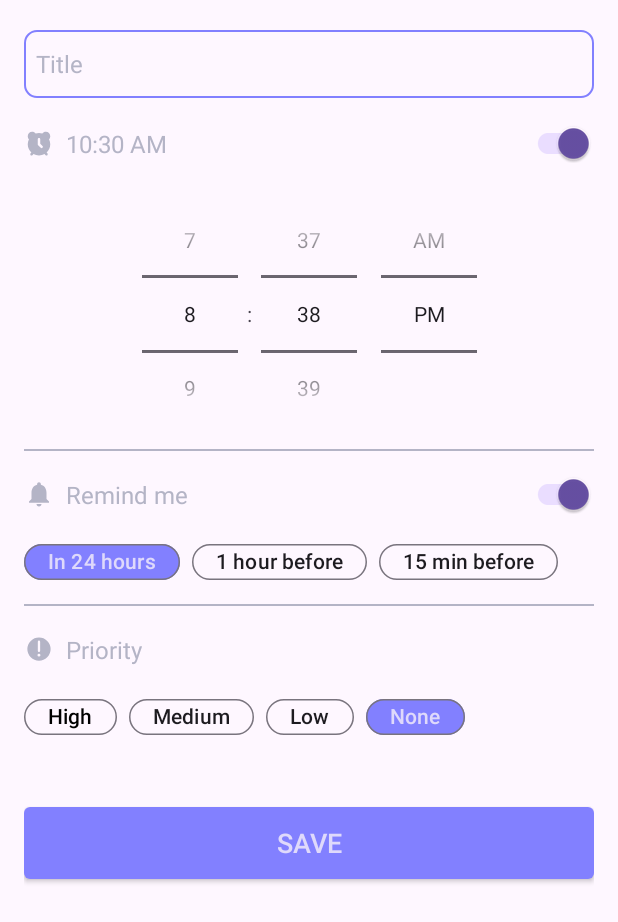
After one commit to Mohamed02Emad/clean_arch_todo, an Android app: the layout bottom_sheet_add_todo.xml on its own in the app's theme, with its tools: preview values and no code run, on a phone screen of 412 x 824 dp. The commit adds this screen. Shown: the top 922 px of the screen. Run offline under Robolectric (Android 15) with nearby library versions, the light colour scheme and no system bars.

Commit message:
create bottom sheet ui

```diff
--- a/app/src/main/java/com/motodo/todo/presentation/fragmentHome/HomeFragment.kt
+++ b/app/src/main/java/com/motodo/todo/presentation/fragmentHome/HomeFragment.kt
@@ -1,13 +1,16 @@
 package com.motodo.todo.presentation.fragmentHome
 
+import android.content.DialogInterface
 import android.os.Bundle
-import androidx.fragment.app.Fragment
 import android.view.LayoutInflater
 import android.view.View
 import android.view.ViewGroup
-import android.widget.Toast
+import androidx.core.view.isGone
+import androidx.fragment.app.Fragment
 import androidx.fragment.app.viewModels
+import com.google.android.material.bottomsheet.BottomSheetDialog
 import com.michalsvec.singlerowcalendar.calendar.CalendarChangesObserver
+import com.motodo.todo.R
 import com.motodo.todo.databinding.FragmentHomeBinding
 import com.motodo.todo.presentation.recyclerViews.TodosAdapter
 import java.util.Date
@@ -36,8 +39,20 @@ class HomeFragment : Fragment() {
 
     private fun setOnClickListeners() {
         binding.btnAddNewTodo.setOnClickListener {
-            Toast.makeText(requireContext(), "Add new task", Toast.LENGTH_SHORT).show()
+            openBottomSheet()
         }
+    }
+
+    private fun openBottomSheet() {
+        viewModel.triggerBottomSheetState()
+        val dialog = BottomSheetDialog(requireContext())
+        dialog.setContentView(R.layout.bottom_sheet_add_todo)
+        dialog.setOnDismissListener(object : DialogInterface.OnDismissListener {
+            override fun onDismiss(dialog: DialogInterface?) {
+               viewModel.triggerBottomSheetState()
+            }
+        })
+        dialog.show()
     }
 
     private fun setupRecyclerView() {
@@ -47,9 +62,13 @@ class HomeFragment : Fragment() {
     }
 
     private fun setObservers() {
-     viewModel.todos.observe(viewLifecycleOwner){newList ->
-         myAdapter.differ.submitList(newList)
+        viewModel.todos.observe(viewLifecycleOwner) { newList ->
+            myAdapter.differ.submitList(newList)
      }
+
+        viewModel.isBottomSheetOpened.observe(viewLifecycleOwner) {state->
+            binding.semiBlackWall.isGone = !state
+        }
     }
 
     val myCalendarChangesObserver = object : CalendarChangesObserver {
@@ -73,5 +92,4 @@ class HomeFragment : Fragment() {
         }
     }
 
-
 }
--- a/app/src/main/java/com/motodo/todo/presentation/fragmentHome/HomeFragmentViewModel.kt
+++ b/app/src/main/java/com/motodo/todo/presentation/fragmentHome/HomeFragmentViewModel.kt
@@ -23,11 +23,18 @@ class HomeFragmentViewModel : ViewModel() {
     private val _todos  = MutableLiveData<List<ToDo>?>()
     val todos  : LiveData<List<ToDo>?> = _todos
 
+    private val _isBottomSheetOpened  = MutableLiveData<Boolean>(false)
+    val isBottomSheetOpened  : LiveData<Boolean> = _isBottomSheetOpened
+
     private val _currentDate  = MutableLiveData<Date?>(null)
     val currentDate  : LiveData<Date?> = _currentDate
     fun dayChanged(date: Date) {
         setCurrentDate(date)
        // Log.d(TAG, "dayChanged: " + DateUtils.getDay1LetterName(date))
+    }
+
+    fun triggerBottomSheetState() {
+        _isBottomSheetOpened.value = !_isBottomSheetOpened.value!!
     }
 
     fun isNewDate(date: Date): Boolean  = currentDate.value == null || date != currentDate.value
--- /dev/null
+++ b/app/src/main/res/drawable/ic_alarm.xml
@@ -0,0 +1,12 @@
+<vector xmlns:android="http://schemas.android.com/apk/res/android"
+    android:width="800dp"
+    android:height="800dp"
+    android:viewportWidth="24"
+    android:viewportHeight="24">
+  <path
+      android:pathData="M17.5,3C19.433,3 21,4.567 21,6.5C21,7.441 20.629,8.294 20.026,8.923C20.649,10.147 21,11.532 21,13C21,15.634 19.868,18.004 18.064,19.65L18.707,20.293C19.098,20.683 19.098,21.317 18.707,21.707C18.317,22.098 17.683,22.098 17.293,21.707L16.425,20.839C15.118,21.578 13.608,22 12,22C10.392,22 8.882,21.578 7.575,20.839L6.707,21.707C6.317,22.098 5.683,22.098 5.293,21.707C4.902,21.317 4.902,20.683 5.293,20.293L5.936,19.65C4.132,18.004 3,15.634 3,13C3,11.532 3.351,10.147 3.974,8.923C3.372,8.295 3,7.441 3,6.5C3,4.567 4.567,3 6.5,3C7.651,3 8.67,3.555 9.307,4.41C10.158,4.143 11.062,4 12,4C12.938,4 13.842,4.143 14.693,4.41C15.33,3.555 16.35,3 17.5,3ZM12,8C11.487,8 11.065,8.386 11.007,8.883L11,9L11,12.986C10.997,13.203 11.064,13.421 11.202,13.603L11.293,13.707L13.398,15.813C13.789,16.203 14.422,16.203 14.813,15.813C15.173,15.452 15.201,14.885 14.896,14.493L14.813,14.398L13,12.586L13,9C13,8.448 12.552,8 12,8Z"
+      android:strokeWidth="1"
+      android:fillColor="@color/primary_grey"
+      android:fillType="nonZero"
+      android:strokeColor="#00000000"/>
+</vector>
--- /dev/null
+++ b/app/src/main/res/drawable/ic_exclamation_mark.xml
@@ -0,0 +1,9 @@
+<vector xmlns:android="http://schemas.android.com/apk/res/android"
+    android:width="800dp"
+    android:height="800dp"
+    android:viewportWidth="20.4"
+    android:viewportHeight="20.4">
+  <path
+      android:pathData="M18.106,10.283a7.917,7.917 0,1 1,-7.917 -7.917,7.916 7.916,0 0,1 7.917,7.917zM11.18,14.367a1.003,1.003 0,1 0,-1.004 1.003,1.003 1.003,0 0,0 1.004,-1.003zM9.397,11.53a0.792,0.792 0,0 0,1.583 0L10.98,5.262a0.792,0.792 0,0 0,-1.583 0z"
+      android:fillColor="@color/primary_grey"/>
+</vector>
--- /dev/null
+++ b/app/src/main/res/drawable/tv_background.xml
@@ -0,0 +1,8 @@
+<?xml version="1.0" encoding="utf-8"?>
+<shape xmlns:android="http://schemas.android.com/apk/res/android"
+    android:shape="rectangle">
+    <corners android:radius="8dp" />
+    <stroke
+        android:width="1dp"
+        android:color="@color/primary_blue" />
+</shape>
--- /dev/null
+++ b/app/src/main/res/layout/bottom_sheet_add_todo.xml
@@ -0,0 +1,225 @@
+<?xml version="1.0" encoding="utf-8"?>
+<androidx.constraintlayout.widget.ConstraintLayout xmlns:android="http://schemas.android.com/apk/res/android"
+    xmlns:app="http://schemas.android.com/apk/res-auto"
+    xmlns:tools="http://schemas.android.com/tools"
+    android:layout_width="match_parent"
+    android:layout_height="wrap_content"
+    android:paddingHorizontal="16dp">
+
+    <EditText
+        android:id="@+id/et_title"
+        android:layout_width="match_parent"
+        android:layout_height="45dp"
+        android:layout_marginTop="20dp"
+        android:background="@drawable/tv_background"
+        android:maxLines="1"
+        android:paddingHorizontal="8dp"
+        android:textColor="@color/black"
+        android:textColorHint="@color/primary_grey"
+        android:textSize="16sp"
+        app:layout_constraintTop_toTopOf="parent"
+        tools:hint="Title" />
+
+    <ImageView
+        android:id="@+id/iv_alarm"
+        android:layout_width="20dp"
+        android:layout_height="20dp"
+        android:layout_marginTop="20dp"
+        android:src="@drawable/ic_alarm"
+        app:layout_constraintStart_toStartOf="parent"
+        app:layout_constraintTop_toBottomOf="@id/et_title" />
+
+    <TextView
+        android:id="@+id/tv_time"
+        android:layout_width="wrap_content"
+        android:layout_height="wrap_content"
+        android:layout_marginStart="8dp"
+        android:textColor="@color/primary_grey"
+        android:textSize="16sp"
+        app:layout_constraintBottom_toBottomOf="@id/iv_alarm"
+        app:layout_constraintStart_toEndOf="@id/iv_alarm"
+        app:layout_constraintTop_toTopOf="@id/iv_alarm"
+        android:text="10:30 AM" />
+
+    <androidx.appcompat.widget.SwitchCompat
+        android:id="@+id/sw_alarm"
+        android:layout_width="wrap_content"
+        android:layout_height="wrap_content"
+        android:checked="true"
+        app:layout_constraintBottom_toBottomOf="@id/iv_alarm"
+        app:layout_constraintEnd_toEndOf="parent"
+        app:layout_constraintTop_toTopOf="@id/iv_alarm" />
+
+    <TimePicker
+        android:id="@+id/timePicker"
+        android:layout_width="wrap_content"
+        android:layout_height="180dp"
+        android:timePickerMode="spinner"
+        app:layout_constraintEnd_toEndOf="parent"
+        app:layout_constraintStart_toStartOf="parent"
+        app:layout_constraintTop_toBottomOf="@id/sw_alarm" />
+
+    <View
+        android:layout_width="match_parent"
+        android:layout_height="1dp"
+        android:background="@color/primary_grey"
+        app:layout_constraintTop_toBottomOf="@id/timePicker" />
+
+
+    <ImageView
+        android:id="@+id/iv_notification"
+        android:layout_width="20dp"
+        android:layout_height="20dp"
+        android:layout_marginTop="20dp"
+        android:src="@drawable/ic_notification"
+        app:layout_constraintStart_toStartOf="parent"
+        app:layout_constraintTop_toBottomOf="@id/timePicker" />
+
+    <TextView
+        android:id="@+id/tv_remind_me"
+        android:layout_width="wrap_content"
+        android:layout_height="wrap_content"
+        android:layout_marginStart="8dp"
+        android:textColor="@color/primary_grey"
+        android:textSize="16sp"
+        app:layout_constraintBottom_toBottomOf="@id/iv_notification"
+        app:layout_constraintStart_toEndOf="@id/iv_notification"
+        app:layout_constraintTop_toTopOf="@id/iv_notification"
+        android:text="Remind me " />
+
+    <androidx.appcompat.widget.SwitchCompat
+        android:id="@+id/sw_remind_me"
+        android:layout_width="wrap_content"
+        android:layout_height="wrap_content"
+        android:checked="true"
+        app:layout_constraintBottom_toBottomOf="@id/iv_notification"
+        app:layout_constraintEnd_toEndOf="parent"
+        app:layout_constraintTop_toTopOf="@id/iv_notification" />
+
+    <com.google.android.material.chip.ChipGroup
+        android:id="@+id/chipGroup"
+        android:layout_width="match_parent"
+        android:layout_height="wrap_content"
+        android:layout_marginTop="15dp"
+        app:layout_constraintStart_toStartOf="parent"
+        app:layout_constraintTop_toBottomOf="@id/iv_notification"
+        app:singleSelection="true">
+
+        <com.google.android.material.chip.Chip
+            android:id="@+id/chip_one_day"
+            android:layout_width="wrap_content"
+            android:layout_height="40dp"
+            android:text="In 24 hours"
+            android:textColor="@color/secondary_blue"
+            android:textSize="14sp"
+            app:chipBackgroundColor="@color/primary_blue"
+            app:chipCornerRadius="40dp" />
+
+        <com.google.android.material.chip.Chip
+            android:id="@+id/chip_one_hour"
+            android:layout_width="wrap_content"
+            android:layout_height="40dp"
+            android:text="1 hour before"
+            android:textSize="14sp"
+            app:chipCornerRadius="40dp" />
+
+        <com.google.android.material.chip.Chip
+            android:id="@+id/chip_fifteen_minutes"
+            android:layout_width="wrap_content"
+            android:layout_height="40dp"
+            android:text="15 min before"
+            android:textSize="14sp"
+            app:chipCornerRadius="40dp" />
+
+    </com.google.android.material.chip.ChipGroup>
+
+    <View
+        android:layout_width="match_parent"
+        android:layout_height="1dp"
+        android:layout_marginTop="8dp"
+        android:background="@color/primary_grey"
+        app:layout_constraintTop_toBottomOf="@id/chipGroup" />
+
+    <ImageView
+        android:id="@+id/iv_priority"
+        android:layout_width="20dp"
+        android:layout_height="20dp"
+        android:layout_marginTop="28dp"
+        android:src="@drawable/ic_exclamation_mark"
+        app:layout_constraintStart_toStartOf="parent"
+        app:layout_constraintTop_toBottomOf="@id/chipGroup" />
+
+    <TextView
+        android:id="@+id/tv_priority"
+        android:layout_width="wrap_content"
+        android:layout_height="wrap_content"
+        android:layout_marginStart="8dp"
+        android:textColor="@color/primary_grey"
+        android:textSize="16sp"
+        app:layout_constraintBottom_toBottomOf="@id/iv_priority"
+        app:layout_constraintStart_toEndOf="@id/iv_priority"
+        app:layout_constraintTop_toTopOf="@id/iv_priority"
+        android:text="Priority" />
+
+    <com.google.android.material.chip.ChipGroup
+        android:id="@+id/chipGroup_priority"
+        android:layout_width="match_parent"
+        android:layout_height="wrap_content"
+        android:layout_marginTop="15dp"
+        app:layout_constraintStart_toStartOf="parent"
+        app:layout_constraintTop_toBottomOf="@id/iv_priority"
+        app:singleSelection="true">
+
+        <com.google.android.material.chip.Chip
+            android:id="@+id/chip_priority_high"
+            android:layout_width="wrap_content"
+            android:layout_height="40dp"
+            android:text="High"
+            android:textColor="@color/black"
+            android:textSize="14sp"
+            app:chipCornerRadius="40dp" />
+
+        <com.google.android.material.chip.Chip
+            android:id="@+id/chip_priority_medium"
+            android:layout_width="wrap_content"
+            android:layout_height="40dp"
+            android:text="Medium"
+            android:textSize="14sp"
+            app:chipCornerRadius="40dp" />
+
+        <com.google.android.material.chip.Chip
+            android:id="@+id/chip_priority_low"
+            android:layout_width="wrap_content"
+            android:layout_height="40dp"
+            android:text="Low"
+            android:textSize="14sp"
+            app:chipCornerRadius="40dp" />
+        <com.google.android.material.chip.Chip
+            android:id="@+id/chip_priority_none"
+            android:layout_width="wrap_content"
+            android:layout_height="40dp"
+            android:text="None"
+            android:textColor="@color/secondary_blue"
+            app:chipBackgroundColor="@color/primary_blue"
+            android:textSize="14sp"
+            app:chipCornerRadius="40dp" />
+
+    </com.google.android.material.chip.ChipGroup>
+
+
+
+    <androidx.appcompat.widget.AppCompatButton
+        android:id="@+id/btn_save"
+        android:layout_width="match_parent"
+        android:layout_height="wrap_content"
+        android:layout_marginTop="40dp"
+        android:background="@drawable/btn_get_started"
+        app:layout_constraintBottom_toBottomOf="parent"
+        android:layout_marginBottom="16dp"
+        android:textColor="@color/secondary_blue"
+        android:textSize="18sp"
+        android:text="save"
+        app:layout_constraintTop_toBottomOf="@id/chipGroup_priority"
+        />
+
+</androidx.constraintlayout.widget.ConstraintLayout>
--- a/app/src/main/res/layout/fragment_home.xml
+++ b/app/src/main/res/layout/fragment_home.xml
@@ -66,4 +66,14 @@
         android:textColor="@color/primary_grey"
         android:textSize="18sp"
         app:layout_constraintBottom_toBottomOf="parent" />
+
+    <View
+        android:id="@+id/semi_black_wall"
+        android:layout_width="match_parent"
+        android:layout_height="match_parent"
+        android:background="@color/black"
+        android:alpha="0.4"
+        android:elevation="4dp"
+        android:visibility="gone"
+        />
 </androidx.constraintlayout.widget.ConstraintLayout>
```
